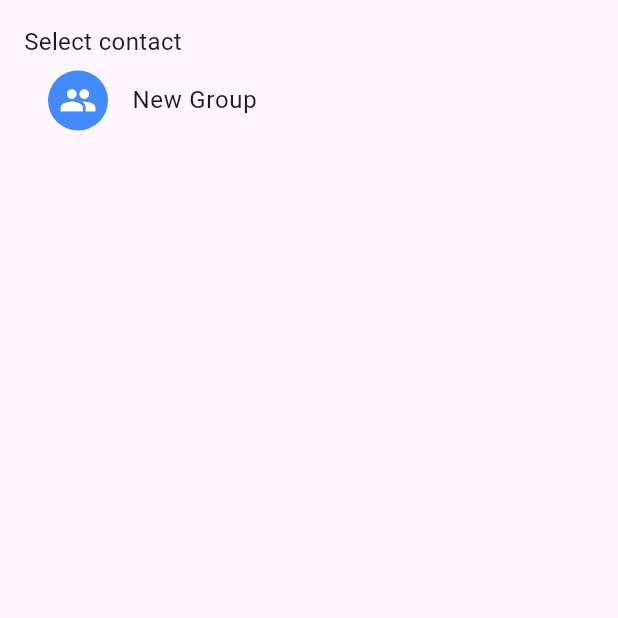
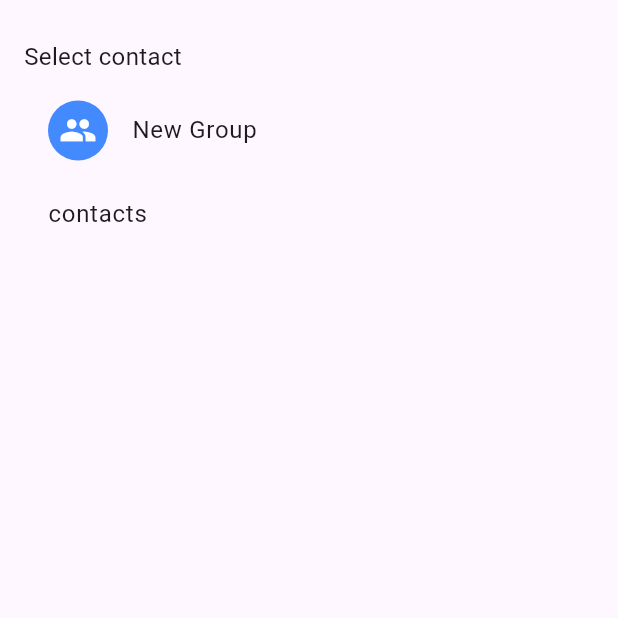
Before and after one commit to alejandromotadev/chat_app_project, a Flutter app: the FriendSelectionPage screen opened by its route, on a phone screen of 412 x 824 dp, the top half of it. Run offline on Flutter 3.47's test engine with Material 2 defaults, Android fonts, the phone set to English and light mode, and no system bars; our stand-ins replace bloc, connectivity_plus, firebase_auth, firebase_core, firebase_storage, flutter_bloc and 4 more; missing offline and left inert: stream_chat_flutter; accounts and stored records are empty.

Commit message:
last changes

```diff
--- a/lib/presentation/authentication/presentation/pages/login_page.dart
+++ b/lib/presentation/authentication/presentation/pages/login_page.dart
@@ -1,6 +1,6 @@
 import 'package:chat_app/presentation/authentication/presentation/cubit/authentication_cubit.dart';
 import 'package:chat_app/presentation/authentication/presentation/cubit/authentication_state.dart';
-import 'package:chat_app/routes/navigator_utils.dart';
+import 'package:chat_app/controller/navigator_utils.dart';
 import 'package:flutter/material.dart';
 import 'package:flutter_bloc/flutter_bloc.dart';
 
--- a/lib/presentation/chat/presentation/pages/chat_page.dart
+++ b/lib/presentation/chat/presentation/pages/chat_page.dart
@@ -1,4 +1,4 @@
-import 'package:chat_app/routes/navigator_utils.dart';
+import 'package:chat_app/controller/navigator_utils.dart';
 import 'package:flutter/material.dart';
 import 'package:stream_chat_flutter/stream_chat_flutter.dart';
 
--- a/lib/presentation/chat/presentation/pages/friend_selection.dart
+++ b/lib/presentation/chat/presentation/pages/friend_selection.dart
@@ -2,7 +2,6 @@ import 'package:chat_app/presentation/chat/presentation/cubit/chat_cubit.dart';
 import 'package:chat_app/presentation/chat/presentation/cubit/chat_state.dart';
 import 'package:chat_app/presentation/chat/presentation/pages/chat_page.dart';
 import 'package:chat_app/presentation/chat/presentation/pages/group_selection.dart';
-import 'package:chat_app/routes/navigator_utils.dart';
 import 'package:flutter/material.dart';
 import 'package:flutter_bloc/flutter_bloc.dart';
 import 'package:stream_chat_flutter/stream_chat_flutter.dart';
@@ -75,11 +74,16 @@ class FriendSelectionPage extends StatelessWidget {
                 else
                  const Row(
                     children: [
-                       Text("Select contact",
+                       Padding(
+                         padding: EdgeInsets.symmetric(vertical: 10),
+                         child: Text("Select contact",
                             style: TextStyle(fontSize: 16)),
+                       ),
                     ],
                   ),
                 if (!isGroup)
+                  Column(
+                    children: [
                       ListTile(
                         leading: const CircleAvatar(
                           backgroundColor: Colors.blueAccent,
@@ -95,13 +99,21 @@ class FriendSelectionPage extends StatelessWidget {
                           context.read<FriendsGroupCubit>().changeState();
                         },
                         hoverColor: Colors.blueAccent.withOpacity(0.2),
+                      ),
+                      const ListTile(
+                        title:  Text("contacts"),
+                      )
+                    ],
                   )
                 else if (isGroup && selectedUsers.isEmpty)
-                   const Column(
+                   const Padding(
+                     padding: EdgeInsets.symmetric(vertical: 10),
+                     child: Column(
                       mainAxisSize: MainAxisSize.min,
                       children: [
                         Text("Add a friend"),
                       ],
+                  ),
                    )
                 else
                   SizedBox(
--- a/lib/presentation/navigation/presentation/pages/navigation.dart
+++ b/lib/presentation/navigation/presentation/pages/navigation.dart
@@ -2,7 +2,7 @@ import 'package:chat_app/presentation/chat/presentation/pages/friend_selection.d
 import 'package:chat_app/presentation/home/pages/home.dart';
 import 'package:chat_app/presentation/navigation/presentation/cubits/navigation.dart';
 import 'package:chat_app/presentation/settings/presentation/pages/settings.dart';
-import 'package:chat_app/routes/navigator_utils.dart';
+import 'package:chat_app/controller/navigator_utils.dart';
 import 'package:flutter/material.dart';
 import 'package:flutter_bloc/flutter_bloc.dart';
 import 'package:stream_chat_flutter/stream_chat_flutter.dart';
--- a/lib/presentation/settings/presentation/pages/settings.dart
+++ b/lib/presentation/settings/presentation/pages/settings.dart
@@ -1,6 +1,6 @@
 import 'package:chat_app/presentation/settings/presentation/cubit/settings_cubit.dart';
 import 'package:chat_app/presentation/theme/cubit/change_theme.dart';
-import 'package:chat_app/routes/navigator_utils.dart';
+import 'package:chat_app/controller/navigator_utils.dart';
 import 'package:flutter/material.dart';
 import 'package:flutter_bloc/flutter_bloc.dart';
 import 'package:stream_chat_flutter/stream_chat_flutter.dart';
--- a/lib/presentation/welcome/presentation/pages/welcome.dart
+++ b/lib/presentation/welcome/presentation/pages/welcome.dart
@@ -1,6 +1,6 @@
 import 'package:chat_app/presentation/welcome/presentation/cubit/welcome_cubit.dart';
 import 'package:chat_app/presentation/welcome/presentation/cubit/welcome_state.dart';
-import 'package:chat_app/routes/navigator_utils.dart';
+import 'package:chat_app/controller/navigator_utils.dart';
 import 'package:flutter/material.dart';
 import 'package:flutter_bloc/flutter_bloc.dart';
 
```
Also changed, not shown: lib/presentation/home/pages/home.dart (+47 -2 lines), lib/presentation/splash_view/presentation/pages/splash_view.dart (+4 -4 lines), lib/controller/navigator_utils.dart (renamed from lib/routes/navigator_utils.dart). Lines whose indentation alone changed are shown as unchanged.
